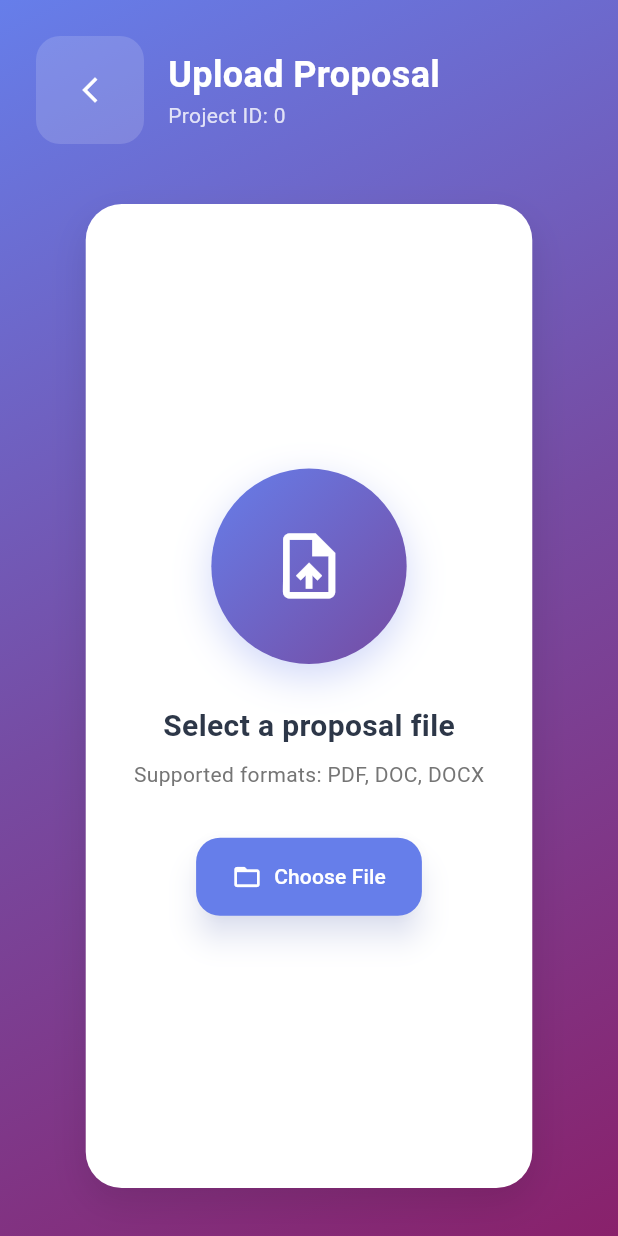
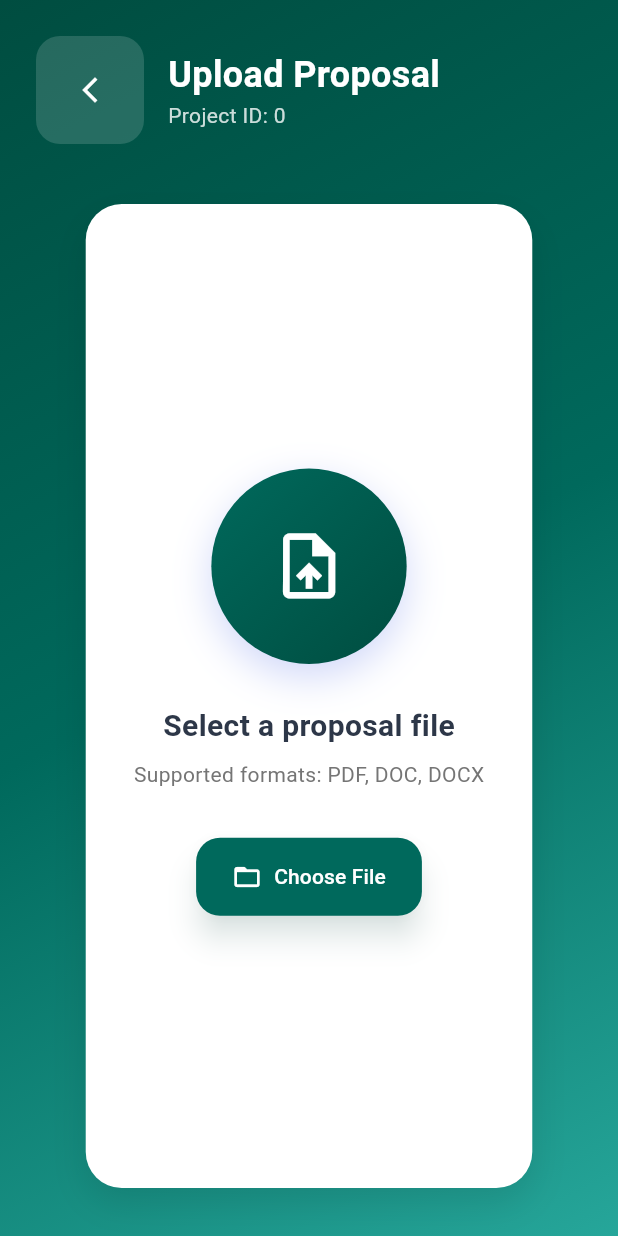
Before and after one commit to qmuuoryan/spms-frontend, a Flutter app: the UploadProposalScreen screen opened directly with empty values, on a phone screen of 412 x 824 dp. Run offline on Flutter 3.47's test engine with Material 3 defaults, Android fonts, the phone set to English and light mode, and no system bars; our stand-ins replace file_picker, google_sign_in.

Commit message:
:bug: Changed page color

```diff
--- a/lib/screens/upload_proposal_screen.dart
+++ b/lib/screens/upload_proposal_screen.dart
@@ -251,9 +251,9 @@ class _UploadProposalScreenState extends State<UploadProposalScreen>
         decoration: const BoxDecoration(
           gradient: LinearGradient(
             colors: [
-              Color(0xFF667eea),
-              Color(0xFF764ba2),
-              Color(0xFF89216B),
+              Color(0xFF004D40),
+              Color(0xFF00695C),
+              Color(0xFF26A69A)
             ],
             begin: Alignment.topLeft,
             end: Alignment.bottomRight,
@@ -346,7 +346,7 @@ class _UploadProposalScreenState extends State<UploadProposalScreen>
                                         gradient: LinearGradient(
                                           colors: hasSelectedFile
                                               ? [Colors.green[400]!, Colors.green[600]!]
-                                              : [const Color(0xFF667eea), const Color(0xFF764ba2)],
+                                              : [const Color(0xFF00695C), const Color(0xFF004D40)],
                                           begin: Alignment.topLeft,
                                           end: Alignment.bottomRight,
                                         ),
@@ -433,7 +433,7 @@ class _UploadProposalScreenState extends State<UploadProposalScreen>
       label: Text(!hasSelectedFile ? "Choose File" : "Change File"),
       style: ElevatedButton.styleFrom(
         backgroundColor: !hasSelectedFile
-            ? const Color(0xFF667eea)
+            ? const Color(0xFF00695C)
             : Colors.grey[600],
         foregroundColor: Colors.white,
         padding: const EdgeInsets.symmetric(vertical: 16, horizontal: 24),
@@ -441,7 +441,7 @@ class _UploadProposalScreenState extends State<UploadProposalScreen>
           borderRadius: BorderRadius.circular(16),
         ),
         elevation: 8,
-        shadowColor: const Color(0xFF667eea).withOpacity(0.3),
+        shadowColor: const Color(0xFF00695C).withOpacity(0.3),
       ),
     );
   }
```
